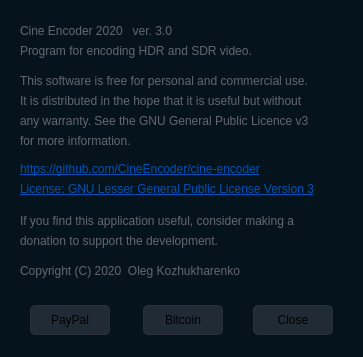
Qt form app/about.ui (CineEncoder/cine-encoder) before a commit.
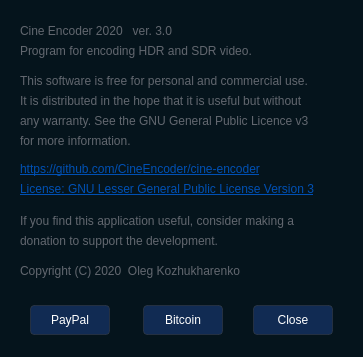
The same form after that commit. Icons and pictures are not drawn.

```diff
--- a/app/about.ui
+++ b/app/about.ui
@@ -134,9 +134,10 @@
     </property>
     <property name="styleSheet">
      <string notr="true">QPushButton {
+	color: rgb(255, 255, 255);
 	border: 1px solid rgba(52, 59, 72, 150);
-	border-radius: 5px;	
-	background-color: rgba(52, 59, 72, 150);
+	border-radius: 4px;	
+	background-color: rgba(25, 59, 120, 150);
 }
 QPushButton:hover {
 	background-color: rgb(57, 65, 80);
@@ -330,9 +331,10 @@
     </property>
     <property name="styleSheet">
      <string notr="true">QPushButton {
+	color: rgb(255, 255, 255);
 	border: 1px solid rgba(52, 59, 72, 150);
-	border-radius: 5px;	
-	background-color: rgba(52, 59, 72, 150);
+	border-radius: 4px;	
+	background-color: rgba(25, 59, 120, 150);
 }
 QPushButton:hover {
 	background-color: rgb(57, 65, 80);
@@ -410,9 +412,10 @@
     </property>
     <property name="styleSheet">
      <string notr="true">QPushButton {
+	color: rgb(255, 255, 255);
 	border: 1px solid rgba(52, 59, 72, 150);
-	border-radius: 5px;	
-	background-color: rgba(52, 59, 72, 150);
+	border-radius: 4px;	
+	background-color: rgba(25, 59, 120, 150);
 }
 QPushButton:hover {
 	background-color: rgb(57, 65, 80);
```
